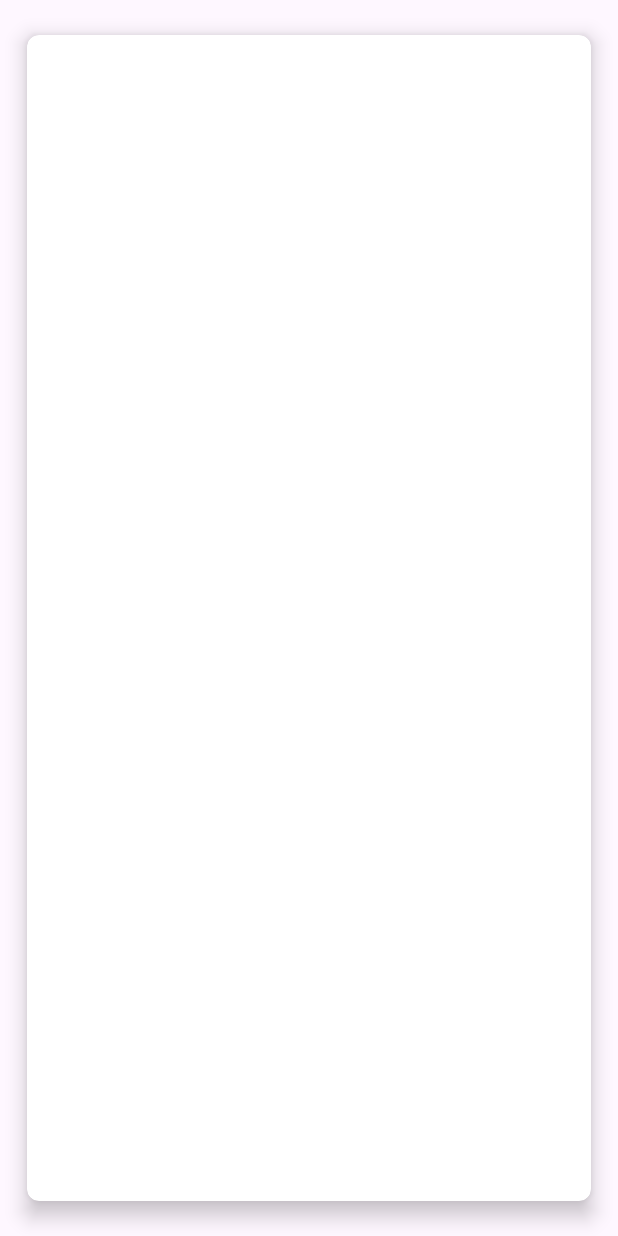
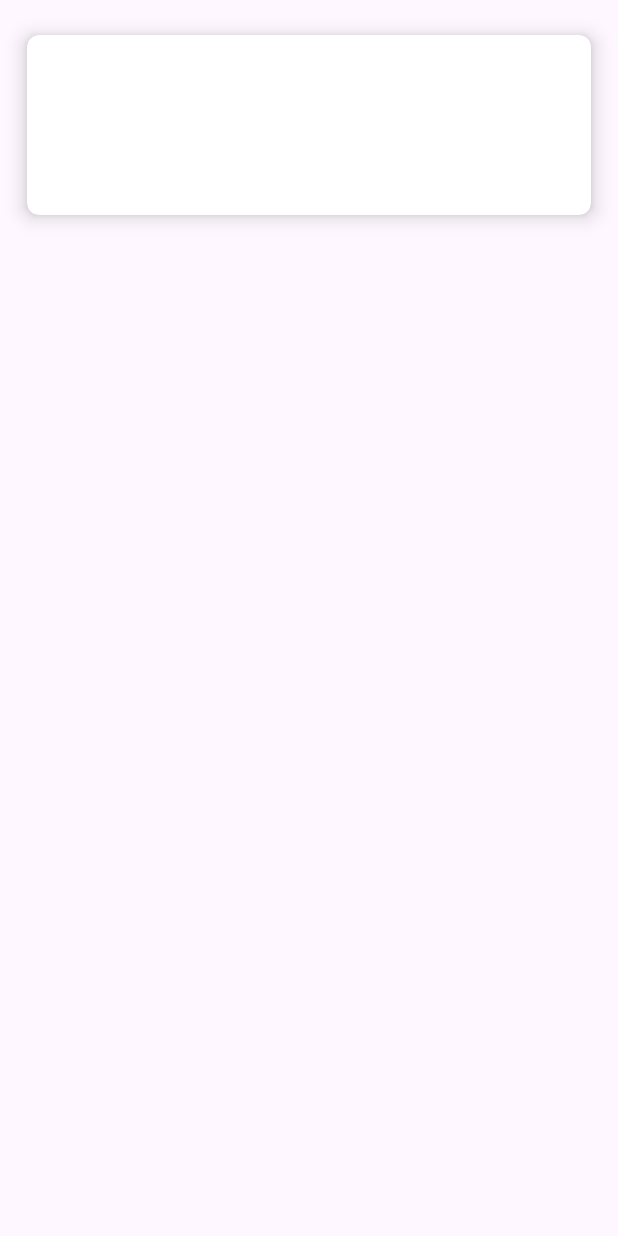
Before and after one commit to martarozycka/programingTechniques22-23, an Android app: the layout trip_view.xml on its own in the app's theme, with its tools: preview values and no code run, on a phone screen of 412 x 824 dp. Run offline under Robolectric (Android 15) with nearby library versions, the phone set to English and light mode, and no system bars; network calls fail.

Commit message:
home page works!

```diff
--- a/app/src/main/java/be/kuleuven/gt/myapplication/TripAdapter.java
+++ b/app/src/main/java/be/kuleuven/gt/myapplication/TripAdapter.java
@@ -51,11 +51,13 @@ public class TripAdapter extends RecyclerView.Adapter<TripAdapter.ViewHolder> {
         public ViewHolder(View tripView) {
             super(tripView);
             trip = (View) tripView;
+            trip.setOnClickListener(this);
         }
 
         public void onClick(View tripView) {
             Intent intent = new Intent(tripView.getContext(), TripLogActivity.class);
             tripView.getContext().startActivity(intent);
+
         }
     }
 }
--- a/app/src/main/res/layout/activity_home_page.xml
+++ b/app/src/main/res/layout/activity_home_page.xml
@@ -8,8 +8,8 @@
 
     <androidx.recyclerview.widget.RecyclerView
         android:id="@+id/tripView"
-        android:layout_width="412dp"
-        android:layout_height="620dp"
+        android:layout_width="409dp"
+        android:layout_height="613dp"
         android:background="#FAF9F8"
         app:layout_constraintStart_toStartOf="parent"
         app:layout_constraintTop_toTopOf="parent" />
@@ -19,7 +19,7 @@
         android:layout_width="150dp"
         android:layout_height="66dp"
         android:layout_marginStart="128dp"
-        android:layout_marginTop="20dp"
+        android:layout_marginTop="28dp"
         android:onClick="onBtnAddTrip_Clicked"
         android:text="Add Trip"
         app:layout_constraintStart_toStartOf="parent"
--- a/app/src/main/res/layout/trip_view.xml
+++ b/app/src/main/res/layout/trip_view.xml
@@ -1,7 +1,7 @@
 <?xml version="1.0" encoding="utf-8"?>
 <androidx.cardview.widget.CardView xmlns:android="http://schemas.android.com/apk/res/android"
     android:layout_width="match_parent"
-    android:layout_height="match_parent"
+    android:layout_height="wrap_content"
     xmlns:app="http://schemas.android.com/apk/res-auto"
     android:layout_margin="5dp"
     app:cardBackgroundColor="@color/white"
```
